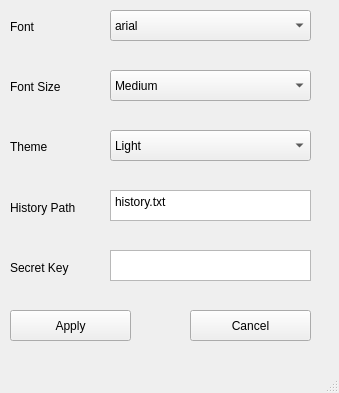
This is ui/views/settings/settings.ui in dammmueller-calculator/calculator as Qt 5 draws it before an edit. The edited form follows.
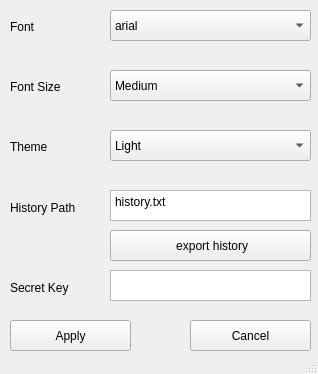
This is the edited form.

Diff of the .ui file:
```diff
--- a/ui/views/settings/settings.ui
+++ b/ui/views/settings/settings.ui
@@ -6,8 +6,8 @@
    <rect>
     <x>0</x>
     <y>0</y>
-    <width>339</width>
-    <height>393</height>
+    <width>318</width>
+    <height>374</height>
    </rect>
   </property>
   <property name="windowTitle">
@@ -18,7 +18,7 @@
     <property name="geometry">
      <rect>
       <x>110</x>
-      <y>250</y>
+      <y>270</y>
       <width>201</width>
       <height>31</height>
      </rect>
@@ -160,7 +160,7 @@
     <property name="geometry">
      <rect>
       <x>10</x>
-      <y>260</y>
+      <y>280</y>
       <width>81</width>
       <height>16</height>
      </rect>
@@ -173,7 +173,7 @@
     <property name="geometry">
      <rect>
       <x>190</x>
-      <y>310</y>
+      <y>320</y>
       <width>121</width>
       <height>31</height>
      </rect>
@@ -186,7 +186,7 @@
     <property name="geometry">
      <rect>
       <x>10</x>
-      <y>310</y>
+      <y>320</y>
       <width>121</width>
       <height>31</height>
      </rect>
@@ -195,16 +195,19 @@
      <string>Apply</string>
     </property>
    </widget>
-  </widget>
-  <widget class="QMenuBar" name="menubar">
-   <property name="geometry">
-    <rect>
-     <x>0</x>
-     <y>0</y>
-     <width>339</width>
-     <height>19</height>
-    </rect>
-   </property>
+   <widget class="QPushButton" name="btn_export_history">
+    <property name="geometry">
+     <rect>
+      <x>110</x>
+      <y>230</y>
+      <width>201</width>
+      <height>31</height>
+     </rect>
+    </property>
+    <property name="text">
+     <string> export history</string>
+    </property>
+   </widget>
   </widget>
   <widget class="QStatusBar" name="statusbar"/>
  </widget>
```
Left out of the diff: 55 changed lines with no effect on the pictures.
